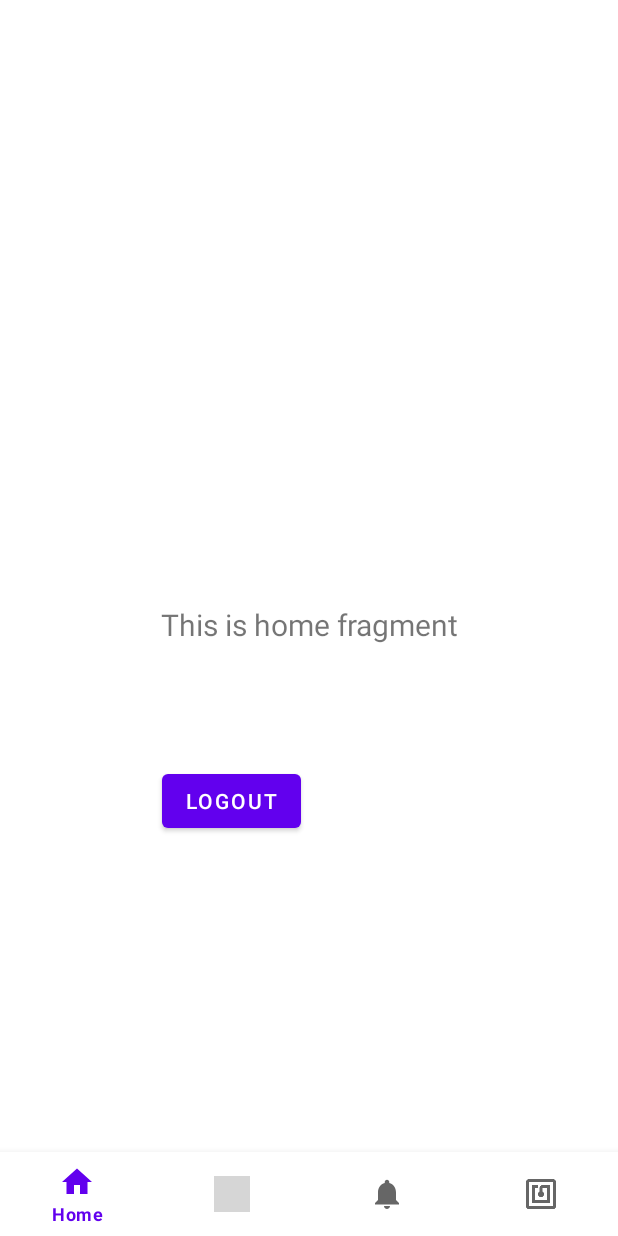
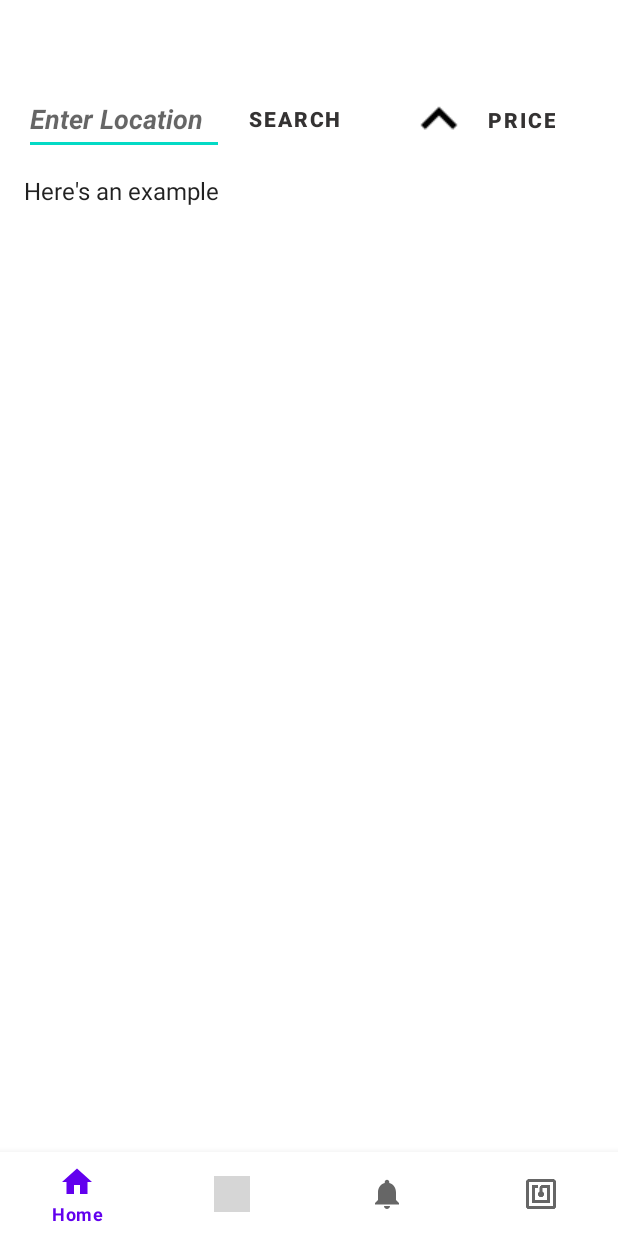
Before and after one commit to sarinderv/CMPE277-Zeus-Realty, an Android app: the HomeFragment screen opened directly, with no data from a screen before it, on a phone screen of 412 x 824 dp. Run offline under Robolectric (Android 15) with nearby library versions, the phone set to English and light mode, and no system bars; our stand-ins replace navigation-ui; grey boxes are pictures that could not be loaded.

Commit message:
Added Property Listing UI in Home Fragment

```diff
--- a/android-app/app/src/main/java/com/cmpe277/project/zeusrealty/ui/home/HomeFragment.java
+++ b/android-app/app/src/main/java/com/cmpe277/project/zeusrealty/ui/home/HomeFragment.java
@@ -9,45 +9,56 @@ import android.os.Bundle;
 import android.view.LayoutInflater;
 import android.view.View;
 import android.view.ViewGroup;
+import android.widget.ArrayAdapter;
 import android.widget.Button;
+import android.widget.ListView;
 import android.widget.TextView;
 
 import androidx.annotation.NonNull;
 import androidx.fragment.app.Fragment;
 import androidx.lifecycle.ViewModelProvider;
 
+import com.cmpe277.project.zeusrealty.R;
 import com.cmpe277.project.zeusrealty.databinding.FragmentHomeBinding;
+
+import java.util.ArrayList;
 
 public class HomeFragment extends Fragment {
 
     private FragmentHomeBinding binding;
-
+    public HomeFragment(){};
     public View onCreateView(@NonNull LayoutInflater inflater,
                              ViewGroup container, Bundle savedInstanceState) {
         HomeViewModel homeViewModel =
                 new ViewModelProvider(this).get(HomeViewModel.class);
+        binding = FragmentHomeBinding.inflate(inflater, container, false);
 
-        binding = FragmentHomeBinding.inflate(inflater, container, false);
-        View root = binding.getRoot();
+        View root = inflater.inflate(R.layout.fragment_home, container, false);
+        ArrayList<String> listProperty = new ArrayList<>();
+        ListView lv = (ListView)root.findViewById(R.id.propertyList);
+        listProperty.add("Here's an example");
+        ArrayAdapter arrayAdapter = new ArrayAdapter(getActivity(), android.R.layout.simple_list_item_1,listProperty);
+        lv.setAdapter(arrayAdapter);
 
-        final TextView textView = binding.textHome;
-        homeViewModel.getText().observe(getViewLifecycleOwner(), textView::setText);
-        final Button button= binding.button;
-        button.setOnClickListener(new View.OnClickListener() {
 
-            @Override
-            public void onClick(View view) {
-                SharedPreferences settings = getActivity().getSharedPreferences("login", Context.MODE_PRIVATE);
-                SharedPreferences.Editor editor = settings.edit();
-                editor.putBoolean("loggedin", false); // set it to false when the user is logged out
-                // Commit the edits!
-                editor.commit();
-                Intent broadcastIntent = new Intent();
-                broadcastIntent.setAction("com.cmpe277.project.intents.ACTION_LOGOUT");
-                getActivity().sendBroadcast(broadcastIntent);
-            }
-        });
-        return root;
+//        final TextView textView = binding.textHome;
+//        homeViewModel.getText().observe(getViewLifecycleOwner(), textView::setText);
+//        final Button button= binding.button;
+//        button.setOnClickListener(new View.OnClickListener() {
+//
+//            @Override
+//            public void onClick(View view) {
+//                SharedPreferences settings = getActivity().getSharedPreferences("login", Context.MODE_PRIVATE);
+//                SharedPreferences.Editor editor = settings.edit();
+//                editor.putBoolean("loggedin", false); // set it to false when the user is logged out
+//                // Commit the edits!
+//                editor.commit();
+//                Intent broadcastIntent = new Intent();
+//                broadcastIntent.setAction("com.cmpe277.project.intents.ACTION_LOGOUT");
+//                getActivity().sendBroadcast(broadcastIntent);
+//            }
+//        });
+         return root;
     }
 
     @Override
--- a/android-app/app/src/main/res/layout/activity_main.xml
+++ b/android-app/app/src/main/res/layout/activity_main.xml
@@ -27,6 +27,7 @@
         android:layout_alignParentTop="true"
         app:defaultNavHost="true"
         app:navGraph="@navigation/mobile_navigation" />
+
 <androidx.fragment.app.FragmentContainerView
     android:id="@+id/card_fragment"
     android:layout_width="272dp"
@@ -40,4 +41,5 @@
     android:name="com.cmpe277.project.zeusrealty.ui.dialog.InfoBottomDialog"
     tools:layout="@layout/activity_info_dialog" />
 
+
 </androidx.constraintlayout.widget.ConstraintLayout>
--- a/android-app/app/src/main/res/layout/fragment_home.xml
+++ b/android-app/app/src/main/res/layout/fragment_home.xml
@@ -1,32 +1,85 @@
 <?xml version="1.0" encoding="utf-8"?>
-<androidx.constraintlayout.widget.ConstraintLayout xmlns:android="http://schemas.android.com/apk/res/android"
-    xmlns:app="http://schemas.android.com/apk/res-auto"
+<LinearLayout xmlns:android="http://schemas.android.com/apk/res/android"
     xmlns:tools="http://schemas.android.com/tools"
     android:layout_width="match_parent"
     android:layout_height="match_parent"
+    android:orientation="vertical"
     tools:context=".ui.home.HomeFragment">
 
-    <TextView
-        android:id="@+id/text_home"
+    <LinearLayout
         android:layout_width="match_parent"
         android:layout_height="wrap_content"
-        android:layout_marginStart="8dp"
-        android:layout_marginTop="8dp"
-        android:layout_marginEnd="8dp"
-        android:textAlignment="center"
-        android:textSize="20sp"
-        app:layout_constraintBottom_toBottomOf="parent"
-        app:layout_constraintEnd_toEndOf="parent"
-        app:layout_constraintStart_toStartOf="parent"
-        app:layout_constraintTop_toTopOf="parent" />
+        android:layout_marginTop="@dimen/app_marginTop_header"
+        android:baselineAligned="false"
+        android:orientation="horizontal"
+        android:paddingLeft="@dimen/product_list_linlaReOrderButtons_paddingLeftRight"
+        android:paddingRight="@dimen/product_list_linlaReOrderButtons_paddingLeftRight">
 
-    <Button
-        android:id="@+id/button"
+        <LinearLayout
+            android:id="@+id/layout_btn_reorder"
+            android:layout_width="0dp"
+            android:layout_height="match_parent"
+            android:layout_weight="1"
+            android:gravity="center"
+            android:orientation="horizontal">
+
+            <EditText
+                android:id="@+id/search_box"
+                android:layout_width="133dp"
+                android:layout_height="match_parent"
+                android:hint="@string/search_loc_text"
+                android:textStyle="bold|italic"/>
+
+            <Button
+                android:id="@+id/button_search_loc"
+                android:layout_width="wrap_content"
+                android:layout_height="wrap_content"
+                android:layout_marginEnd="@dimen/product_list_reOrderButtons_marginRight"
+                android:background="?android:attr/selectableItemBackground"
+                android:clickable="true"
+                android:text="@string/search_button"
+                android:textColor="#343232"
+                android:textSize="@dimen/product_list_btn_txtSize"
+                android:textStyle="bold" />
+
+            <Button
+                android:id="@+id/button_txt_price_order"
+                android:layout_width="wrap_content"
+                android:layout_height="38dp"
+                android:layout_marginEnd="@dimen/product_list_reOrderButtons_marginRight"
+                android:background="?android:attr/selectableItemBackground"
+                android:clickable="true"
+                android:drawableLeft="@drawable/ic_keyboard_arrow_up"
+                android:text="@string/price_filter"
+                android:textColor="#343232"
+                android:textSize="@dimen/product_list_btn_txtSize"
+                android:textStyle="bold" />
+
+
+        </LinearLayout>
+
+    </LinearLayout>
+
+    <!-- <LinearLayout
+        android:id="@+id/HeaderProgress"
+        android:layout_width="38dp"
+        android:layout_height="27dp"
+        android:gravity="center"
+        android:orientation="vertical"
+        android:visibility="gone">
+
+        <ProgressBar
+            android:id="@+id/progress_bar"
+            style="@style/Widget.AppCompat.ProgressBar"
+            android:layout_width="wrap_content"
+            android:layout_height="wrap_content" />
+    </LinearLayout>-->
+
+    <ListView
+        android:id="@+id/propertyList"
         android:layout_width="wrap_content"
-        android:layout_height="wrap_content"
-        android:layout_marginStart="108dp"
-        android:layout_marginTop="80dp"
-        android:text="@string/logout"
-        app:layout_constraintStart_toStartOf="parent"
-        app:layout_constraintTop_toBottomOf="@+id/text_home" />
-</androidx.constraintlayout.widget.ConstraintLayout>
+        android:layout_height="wrap_content" />
+
+</LinearLayout>
+
+    <!--style="@style/Widget.AppCompat.Spinner"-->
--- a/android-app/app/src/main/res/values/dimens.xml
+++ b/android-app/app/src/main/res/values/dimens.xml
@@ -2,4 +2,25 @@
     <!-- Default screen margins, per the Android Design guidelines. -->
     <dimen name="activity_horizontal_margin">16dp</dimen>
     <dimen name="activity_vertical_margin">16dp</dimen>
+
+    <!-- PADDING NAVIGATION HEADER TOP -->
+    <dimen name="app_marginTop_header">55dp</dimen>
+
+    <!-- content_product_list.xml (Ventes & Locations) -->
+    <dimen name="product_list_linlaReOrderButtons_paddingLeftRight">10dp</dimen>
+    <dimen name="product_list_reOrderButtons_marginRight">10dp</dimen>
+    <dimen name="product_list_btn_txtSize">14sp</dimen>
+
+    <!--item_row.xml -->
+    <!-- margins & paddings -->
+    <dimen name="item_row_relativelayout_padding">10dp</dimen>
+    <dimen name="item_row_linla_priceArea_marginTop">5dp</dimen>
+    <!-- text sizes -->
+    <dimen name="item_row_txtSize_title">16sp</dimen>
+    <dimen name="item_row_txtSize_shortDescription">12sp</dimen>
+    <dimen name="item_row_txtSize_price">14sp</dimen>
+    <!-- image view -->
+    <dimen name="item_row_imageview_widthHeight">80dp</dimen>
+    <dimen name="item_row_img_marginRight">8dp</dimen>
+
 </resources>
--- a/android-app/app/src/main/res/values/strings.xml
+++ b/android-app/app/src/main/res/values/strings.xml
@@ -20,4 +20,9 @@
     <string name="cancel">Cancel</string>
     <string name="wait_write_dialog_title">Write NFC tag</string>
     <string name="wait_write_dialog_text">Write NFC tag</string>
+    <string name="area_filter">Area</string>
+    <string name="date_filter">Date</string>
+    <string name="price_filter">Price</string>
+    <string name="search_button">Search</string>
+    <string name="search_loc_text">Enter Location</string>
 </resources>
```
Also changed, not shown: android-app/app/src/main/res/layout/item_row.xml (added, +74 -0 lines), android-app/app/src/main/res/drawable-v24/ic_icon_app.png (added), android-app/app/src/main/res/drawable-v24/ic_keyboard_arrow_down.png (added), android-app/app/src/main/res/drawable-v24/ic_keyboard_arrow_up.png (added).
